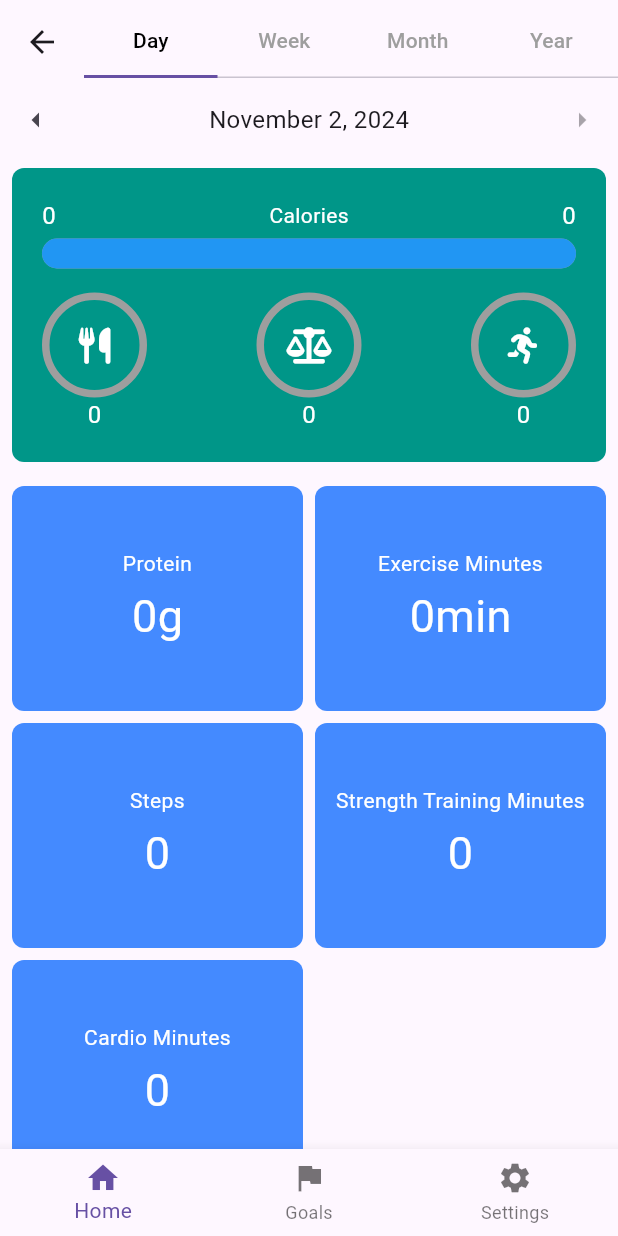
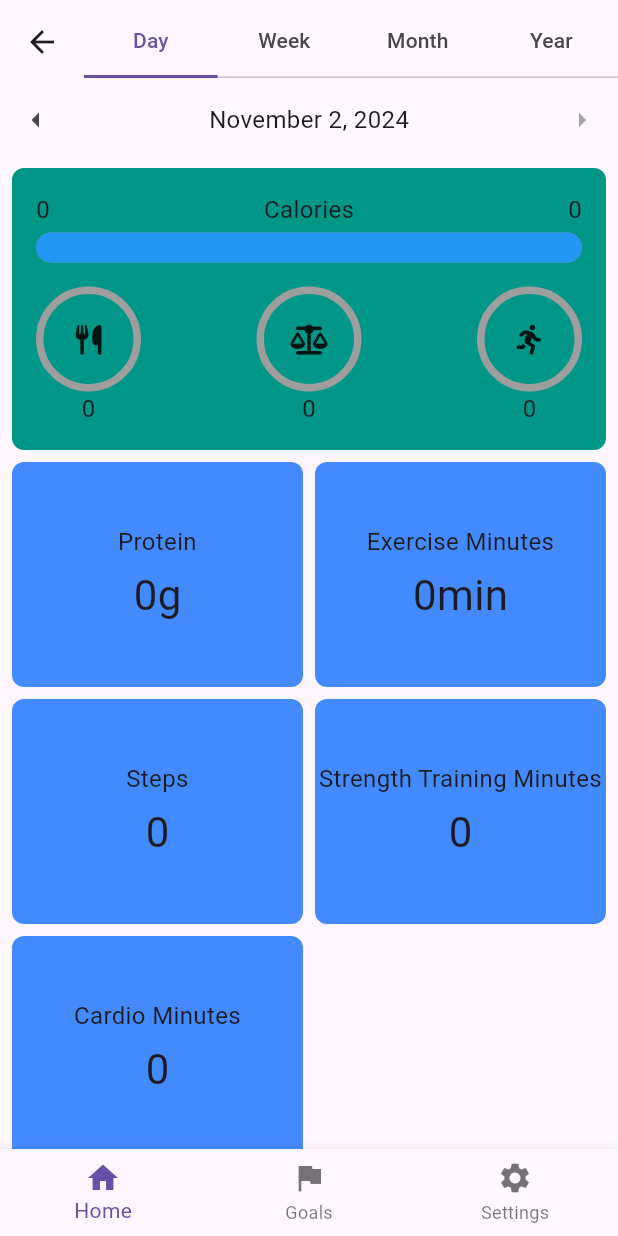
Before and after one commit to Adrian-Piwin/FitXP, a Flutter app: the HomeView screen opened by its route, on a phone screen of 412 x 824 dp. Run offline on Flutter 3.47's test engine with Material 3 defaults, Android fonts, the phone set to English and light mode, and no system bars; drawn by our look-alikes of percent_indicator; our stand-ins replace cloud_firestore, firebase_auth, firebase_core, font_awesome_flutter, shared_preferences; missing offline and left inert: firebase_ui_auth, firebase_ui_oauth_google, health; accounts and stored records are empty; generated files the repository leaves out were written again.

Commit message:
Moved magic numbers and other settings to constants

```diff
--- a/lib/components/bottom_nav_bar.dart
+++ b/lib/components/bottom_nav_bar.dart
@@ -1,3 +1,4 @@
+import 'package:fitxp/constants/icons.constants.dart';
 import 'package:flutter/material.dart';
 import '../pages/home/home_view.dart';
 import '../pages/goals/goals_view.dart';
@@ -38,15 +39,15 @@ class BottomNavBar extends StatelessWidget {
       onTap: (index) => _onItemTapped(context, index),
       items: [
         BottomNavigationBarItem(
-          icon: Icon(Icons.home),
+          icon: Icon(IconTypes.homeIcon),
           label: localizations.navBarHome,
         ),
         BottomNavigationBarItem(
-          icon: Icon(Icons.flag),
+          icon: Icon(IconTypes.goalsIcon),
           label: localizations.navBarGoals,
         ),
         BottomNavigationBarItem(
-          icon: Icon(Icons.settings),
+          icon: Icon(IconTypes.settingsIcon),
           label: localizations.navBarSettings,
         ),
       ],
--- a/lib/components/date_selector.dart
+++ b/lib/components/date_selector.dart
@@ -1,6 +1,7 @@
 // lib/components/date_selector.dart
 import 'package:flutter/material.dart';
 import 'package:intl/intl.dart';
+import '../constants/sizes.constants.dart';
 import '../enums/timeframe.enum.dart';
 
 class DateSelector extends StatelessWidget {
@@ -76,7 +77,7 @@ class DateSelector extends StatelessWidget {
         leftArrow,
         Text(
           displayedDateString,
-          style: const TextStyle(fontSize: 16.0),
+          style: const TextStyle(fontSize: FontSizes.medium),
         ),
         rightArrow,
       ],
--- a/lib/components/grid_layout.dart
+++ b/lib/components/grid_layout.dart
@@ -1,3 +1,4 @@
+import 'package:fitxp/constants/sizes.constants.dart';
 import 'package:flutter/material.dart';
 import 'package:flutter_staggered_grid_view/flutter_staggered_grid_view.dart';
 
@@ -15,18 +16,15 @@ class GridLayout extends StatelessWidget {
       padding: const EdgeInsets.all(8.0),
       child: StaggeredGrid.count(
         crossAxisCount: 2, // 2 columns
-        mainAxisSpacing: 8,
-        crossAxisSpacing: 8,
+        mainAxisSpacing: GapSizes.medium,
+        crossAxisSpacing: GapSizes.medium,
         children: widgets.map((widgetInfo) {
           final size = widgetInfo['size'] as int;
           final widget = widgetInfo['widget'] as Widget;
 
-          // Set desired heights
-          final double height = size == 2 ? 150 : 150; // Same height for both
-
           return StaggeredGridTile.extent(
             crossAxisCellCount: size == 2 ? 2 : 1, // Spans 2 columns if size == 2
-            mainAxisExtent: height, // Fixed height
+            mainAxisExtent: WidgetSizes.height,
             child: widget,
           );
         }).toList(),
--- a/lib/components/timeframe_tabbar.dart
+++ b/lib/components/timeframe_tabbar.dart
@@ -62,8 +62,6 @@ class TimeFrameTabBarState extends State<TimeFrameTabBar>
         );
       }).toList(),
       indicatorSize: TabBarIndicatorSize.tab,
-      labelColor: Colors.black, // Selected tab text color.
-      unselectedLabelColor: Colors.grey, // Unselected tab text color.
     );
   }
 }
--- /dev/null
+++ b/lib/constants/animations.constants.dart
@@ -0,0 +1,3 @@
+class PercentIndicatorAnimations {
+  static const int duration = 500;
+}
--- /dev/null
+++ b/lib/constants/colors.constants.dart
@@ -0,0 +1,10 @@
+import 'package:flutter/material.dart';
+
+class WidgetColors{
+  static const Color primaryColor = Color(0xFF3F51B5);
+}
+
+class PercentIndicatorColors{
+  static const Color backgroundColor = Color(0xFFE0E0E0);
+  static const Color progressColor = Color(0xFF3F51B5);
+}
--- /dev/null
+++ b/lib/constants/icons.constants.dart
@@ -0,0 +1,11 @@
+import 'package:flutter/material.dart';
+import 'package:font_awesome_flutter/font_awesome_flutter.dart';
+
+class IconTypes{
+  static const IconData homeIcon = Icons.home;
+  static const IconData goalsIcon = Icons.flag;
+  static const IconData settingsIcon = Icons.settings;
+  static const IconData dietaryIcon = FontAwesomeIcons.utensils;
+  static const IconData activeCaloriesIcon = FontAwesomeIcons.personRunning;
+  static const IconData netCaloriesIcon = FontAwesomeIcons.scaleBalanced;
+}
--- a/lib/constants/size.constants.dart
+++ /dev/null
@@ -1,9 +0,0 @@
-class FontSizes {
-  static const double widgetTitle = 14.0;
-  static const double widgetValue = 30.0;
-  static const double large = 20.0;
-}
-
-class FormatSizes {
-  static const double widgetGap = 4.0;
-}
--- /dev/null
+++ b/lib/constants/sizes.constants.dart
@@ -0,0 +1,48 @@
+class FontSizes {
+  static const double small = 8.0;
+  static const double medium = 16.0;
+  static const double large = 28.0;
+  static const double xlarge = 32.0;
+}
+
+class BorderRadiusSizes {
+  static const double small = 4.0;
+  static const double medium = 8.0;
+  static const double large = 16.0;
+}
+
+class IconSizes{
+  static const double small = 20.0;
+  static const double medium = 32.0;
+  static const double large = 40.0;
+}
+
+class GapSizes {
+  static const double small = 4.0;
+  static const double medium = 8.0;
+  static const double large = 16.0;
+}
+
+class PaddingSizes {
+  static const double small = 4.0;
+  static const double medium = 8.0;
+  static const double large = 16.0;
+}
+
+class PercentIndicatorSizes{
+  static const double lineHeightLarge = 20.0;
+  static const double lineHeightMedium = 10.0;
+  static const double lineHeightSmall = 5.0;
+  static const double barRadius = 10.0;
+  static const double circularRadiusMedium = 35.0;
+}
+
+class InputSizes {
+  static const double small = 50.0;
+  static const double medium = 100.0;
+  static const double large = 150.0;
+}
+
+class WidgetSizes {
+  static const double height = 150.0;
+}
--- a/lib/pages/goals/goals_view.dart
+++ b/lib/pages/goals/goals_view.dart
@@ -1,3 +1,4 @@
+import 'package:fitxp/constants/sizes.constants.dart';
 import 'package:flutter/material.dart';
 import 'package:provider/provider.dart';
 import '../../components/bottom_nav_bar.dart';
@@ -39,7 +40,7 @@ class GoalsView extends StatelessWidget {
             }
 
             return ListView(
-              padding: EdgeInsets.all(16.0),
+              padding: EdgeInsets.all(PaddingSizes.large),
               children: [
                 // Current Phase Dropdown
                 ListTile(
@@ -149,7 +150,7 @@ class GoalsView extends StatelessWidget {
     return ListTile(
       title: Text(title),
       trailing: SizedBox(
-        width: 100,
+        width: InputSizes.medium,
         child: TextField(
           keyboardType: TextInputType.number,
           decoration: InputDecoration(
@@ -171,7 +172,7 @@ class GoalsView extends StatelessWidget {
     return ListTile(
       title: Text(title),
       trailing: SizedBox(
-        width: 100,
+        width: InputSizes.medium,
         child: TextField(
           keyboardType: TextInputType.datetime,
           decoration: InputDecoration(
--- a/lib/pages/home/basic_widget_item.dart
+++ b/lib/pages/home/basic_widget_item.dart
@@ -1,4 +1,4 @@
-import 'package:fitxp/constants/size.constants.dart';
+import 'package:fitxp/constants/sizes.constants.dart';
 import 'package:flutter/material.dart';
 
 class BasicWidgetItem extends StatelessWidget {
@@ -17,7 +17,7 @@ class BasicWidgetItem extends StatelessWidget {
     return Container(
       decoration: BoxDecoration(
         color: Colors.blueAccent,
-        borderRadius: BorderRadius.circular(8),
+        borderRadius: BorderRadius.circular(BorderRadiusSizes.medium),
       ),
       child: Center(
         child: Column(
@@ -27,17 +27,15 @@ class BasicWidgetItem extends StatelessWidget {
             Text(
               title,
               style: const TextStyle(
-                color: Colors.white,
-                fontSize: FontSizes.widgetTitle,
+                fontSize: FontSizes.medium,
               ),
               textAlign: TextAlign.center,
             ),
-            const SizedBox(height: FormatSizes.widgetGap),
+            const SizedBox(height: GapSizes.small),
             Text(
               value,
               style: const TextStyle(
-                color: Colors.white,
-                fontSize: FontSizes.widgetValue),
+                fontSize: FontSizes.large),
             ),
           ],
         )
--- a/lib/pages/home/calorie_widget_item.dart
+++ b/lib/pages/home/calorie_widget_item.dart
@@ -1,8 +1,10 @@
-import 'package:fitxp/constants/size.constants.dart';
+import 'package:fitxp/constants/icons.constants.dart';
+import 'package:fitxp/constants/sizes.constants.dart';
 import 'package:flutter/material.dart';
 import 'package:flutter_gen/gen_l10n/app_localizations.dart';
 import 'package:percent_indicator/percent_indicator.dart';
 import 'package:font_awesome_flutter/font_awesome_flutter.dart';
+import '../../constants/animations.constants.dart';
 
 class CalorieWidgetItem extends StatelessWidget {
   final double activeCalories;
@@ -35,9 +37,9 @@ class CalorieWidgetItem extends StatelessWidget {
       child: Container(
         decoration: BoxDecoration(
           color: Colors.teal,
-          borderRadius: BorderRadius.circular(8),
+          borderRadius: BorderRadius.circular(BorderRadiusSizes.medium),
         ),
-        padding: const EdgeInsets.all(20.0),
+        padding: const EdgeInsets.all(PaddingSizes.large),
         child: Center(
           child: Column(
             mainAxisSize: MainAxisSize.min,
@@ -49,93 +51,85 @@ class CalorieWidgetItem extends StatelessWidget {
                   Text(
                     totalCalories.toStringAsFixed(0),
                     style: const TextStyle(
-                      color: Colors.white,
-                      fontSize: 16.0,
+                      fontSize: FontSizes.medium,
                     ),
                   ),
                   Text(
                     AppLocalizations.of(context)!.caloriesWidgetTitle,
                     style: const TextStyle(
-                      color: Colors.white,
-                      fontSize: FontSizes.widgetTitle,
+                      fontSize: FontSizes.medium,
                     ),
                     textAlign: TextAlign.center,
                   ),
                   Text(
                     goalDietaryCalories.toStringAsFixed(0),
                     style: const TextStyle(
-                      color: Colors.white,
-                      fontSize: 16.0,
+                      fontSize: FontSizes.medium,
                     ),
                   ),
                 ],
               ),
-              const SizedBox(height: FormatSizes.widgetGap),
+              const SizedBox(height: GapSizes.small),
               LinearPercentIndicator(
-                lineHeight: 20.0,
+                lineHeight: PercentIndicatorSizes.lineHeightLarge,
                 padding: EdgeInsets.zero,
                 percent: percentTotalCalories,
                 backgroundColor: Colors.grey,
                 progressColor: Colors.blue,
-                barRadius: const Radius.circular(10),
+                barRadius: const Radius.circular(PercentIndicatorSizes.barRadius),
                 animation: true,
-                animationDuration: 500,
+                animationDuration: PercentIndicatorAnimations.duration,
               ),
-              const SizedBox(height: 16),
+              const SizedBox(height: GapSizes.large),
               Row(
                 mainAxisAlignment: MainAxisAlignment.spaceBetween,
                 children: [
                   CircularPercentIndicator(
-                    radius: 35.0,
-                    lineWidth: 5.0,
+                    radius: PercentIndicatorSizes.circularRadiusMedium,
+                    lineWidth: PercentIndicatorSizes.lineHeightSmall,
                     percent: percentDietaryCalories,
                     center:
-                        FaIcon(FontAwesomeIcons.utensils, color: Colors.white),
+                        FaIcon(IconTypes.dietaryIcon, size: IconSizes.small),
                     progressColor: Colors.green,
                     backgroundColor: Colors.grey,
                     animation: true,
-                    animationDuration: 500,
+                    animationDuration: PercentIndicatorAnimations.duration,
                     footer: Text(
                       dietaryCalories.toStringAsFixed(0),
                       style: const TextStyle(
-                        color: Colors.white,
-                        fontSize: 16.0,
+                        fontSize: FontSizes.medium,
                       ),
                     ),
                   ),
                   CircularPercentIndicator(
-                    radius: 35.0,
-                    lineWidth: 5.0,
+                    radius: PercentIndicatorSizes.circularRadiusMedium,
+                    lineWidth: PercentIndicatorSizes.lineHeightSmall,
                     percent: percentNetCalories,
-                    center: FaIcon(FontAwesomeIcons.scaleBalanced,
-                        color: Colors.white),
+                    center: FaIcon(IconTypes.netCaloriesIcon, size: IconSizes.small),
                     progressColor: Colors.orange,
                     backgroundColor: Colors.grey,
                     animation: true,
-                    animationDuration: 500,
+                    animationDuration: PercentIndicatorAnimations.duration,
                     footer: Text(
-                      '${result.toStringAsFixed(0)}',
+                      result.toStringAsFixed(0),
                       style: const TextStyle(
-                        color: Colors.white,
-                        fontSize: 16.0,
+                        fontSize: FontSizes.medium,
                       ),
                     ),
                   ),
                   CircularPercentIndicator(
-                    radius: 35.0,
-                    lineWidth: 5.0,
+                    radius: PercentIndicatorSizes.circularRadiusMedium,
+                    lineWidth: PercentIndicatorSizes.lineHeightSmall,
                     percent: percentActiveCalories,
-                    center: FaIcon(FontAwesomeIcons.personRunning,
-                        color: Colors.white),
+                    center: FaIcon(IconTypes.activeCaloriesIcon, size: IconSizes.small),
                     progressColor: Colors.red,
                     backgroundColor: Colors.grey,
                     animation: true,
-                    animationDuration: 500,
+                    animationDuration: PercentIndicatorAnimations.duration,
                     footer: Text(
                       activeCalories.toStringAsFixed(0),
                       style: const TextStyle(
-                        color: Colors.white,
-                        fontSize: 16.0,
+                        fontSize: FontSizes.medium,
                       ),
                     ),
                   ),
--- a/lib/pages/home/home_view.dart
+++ b/lib/pages/home/home_view.dart
@@ -1,4 +1,5 @@
 import 'package:fitxp/components/timeframe_tabbar.dart';
+import 'package:fitxp/constants/sizes.constants.dart';
 import 'package:fitxp/pages/home/basic_widget_item.dart';
 import 'package:flutter/material.dart';
 import 'package:provider/provider.dart';
@@ -90,7 +91,7 @@ class HomeView extends StatelessWidget {
                       child: Column(
                         children: [
                           Padding(
-                            padding: const EdgeInsets.all(8.0),
+                            padding: const EdgeInsets.fromLTRB(GapSizes.medium, GapSizes.medium, GapSizes.medium, 0),
                             child: CalorieWidgetItem(
                               activeCalories: controller.activeCalories,
                               restingCalories: controller.restingCalories,
--- a/lib/pages/home/large_widget_item.dart
+++ /dev/null
@@ -1,27 +0,0 @@
-import 'package:flutter/material.dart';
-
-class LargeWidgetItem extends StatelessWidget {
-  final String title;
-
-  const LargeWidgetItem({
-    super.key,
-    required this.title,
-  });
-
-  @override
-  Widget build(BuildContext context) {
-    // Width is set in the parent
-    return Container(
-      decoration: BoxDecoration(
-        color: Colors.redAccent,
-        borderRadius: BorderRadius.circular(8),
-      ),
-      child: Center(
-        child: Text(
-          title,
-          style: const TextStyle(color: Colors.white),
-        ),
-      ),
-    );
-  }
-}
--- a/lib/pages/home/small_widget_item.dart
+++ /dev/null
@@ -1,27 +0,0 @@
-import 'package:flutter/material.dart';
-
-class SmallWidgetItem extends StatelessWidget {
-  final String title;
-
-  const SmallWidgetItem({
-    super.key,
-    required this.title,
-  });
-
-  @override
-  Widget build(BuildContext context) {
-    // Width is set in the parent
-    return Container(
-      decoration: BoxDecoration(
-        color: Colors.blueAccent,
-        borderRadius: BorderRadius.circular(8),
-      ),
-      child: Center(
-        child: Text(
-          title,
-          style: const TextStyle(color: Colors.white),
-        ),
-      ),
-    );
-  }
-}
--- a/lib/pages/permissions/permissions_view.dart
+++ b/lib/pages/permissions/permissions_view.dart
@@ -1,3 +1,4 @@
+import 'package:fitxp/constants/sizes.constants.dart';
 import 'package:flutter/material.dart';
 import 'permissions_controller.dart';
 import '../home/home_view.dart';
@@ -45,15 +46,15 @@ class _PermissionsViewState extends State<PermissionsView> {
         appBar: AppBar(title: const Text('Permissions Required')),
         body: Center(
           child: Padding(
-            padding: const EdgeInsets.all(16.0),
+            padding: const EdgeInsets.all(PaddingSizes.large),
             child: Column(
               children: [
                 Text(
                   _controller.errorMessage!,
                   textAlign: TextAlign.center,
-                  style: const TextStyle(fontSize: 18),
+                  style: const TextStyle(fontSize: FontSizes.medium),
                 ),
-                const SizedBox(height: 20),
+                const SizedBox(height: GapSizes.large),
                 ElevatedButton(
                   onPressed: _retry,
                   child: const Text('Retry'),
--- a/lib/pages/settings/settings_view.dart
+++ b/lib/pages/settings/settings_view.dart
@@ -1,3 +1,4 @@
+import 'package:fitxp/constants/sizes.constants.dart';
 import 'package:flutter/material.dart';
 
 import '../../components/bottom_nav_bar.dart';
@@ -21,7 +22,7 @@ class SettingsView extends StatelessWidget {
         title: const Text('Settings'),
       ),
       body: Padding(
-        padding: const EdgeInsets.all(16),
+        padding: const EdgeInsets.all(PaddingSizes.large),
         // Glue the SettingsController to the theme selection DropdownButton.
         //
         // When a user selects a theme from the dropdown list, the
```
